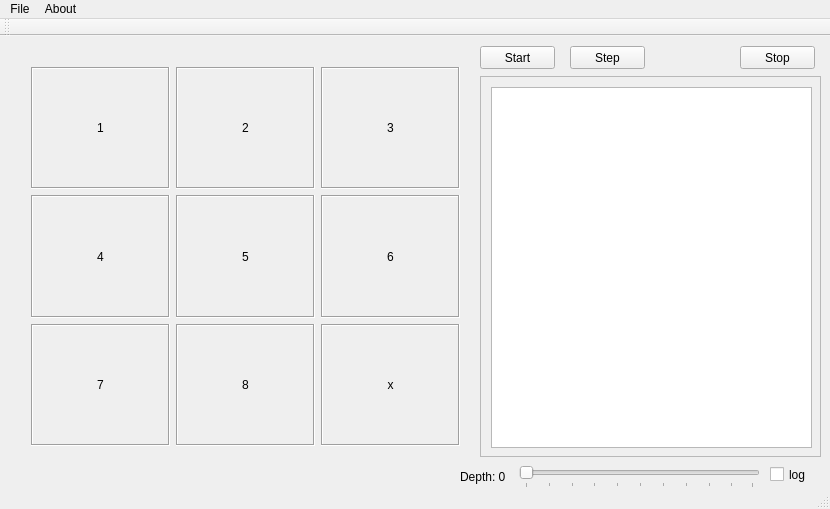
Before: the Qt Designer form mainwindow.ui in Tinsed/8_puzzle, drawn with Qt 5.
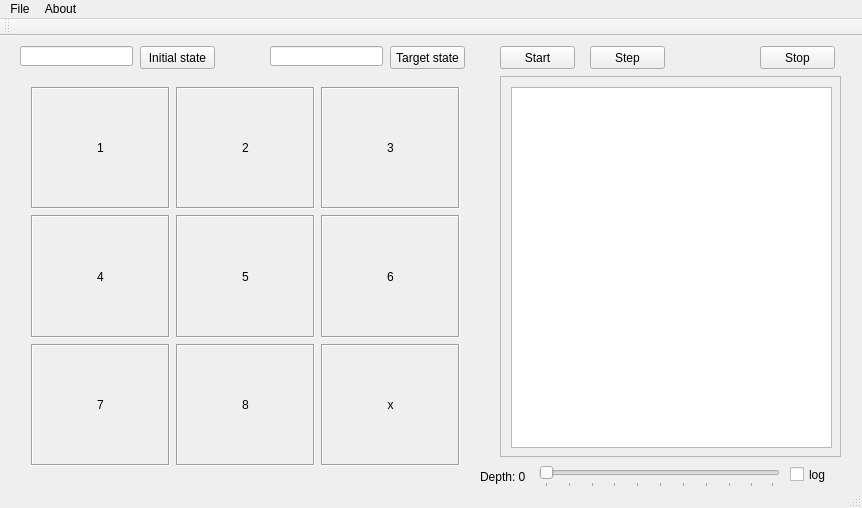
After: the same form once the commit is applied.

Commit message: Updete: QString to state transform function, used in GUI

Patch:
```diff
--- a/mainwindow.ui
+++ b/mainwindow.ui
@@ -6,8 +6,8 @@
    <rect>
     <x>0</x>
     <y>0</y>
-    <width>830</width>
-    <height>509</height>
+    <width>862</width>
+    <height>508</height>
    </rect>
   </property>
   <property name="sizePolicy">
@@ -23,7 +23,7 @@
    <widget class="QScrollArea" name="scrollArea">
     <property name="geometry">
      <rect>
-      <x>480</x>
+      <x>500</x>
       <y>40</y>
       <width>341</width>
       <height>381</height>
@@ -56,7 +56,7 @@
    <widget class="QPushButton" name="pushButton">
     <property name="geometry">
      <rect>
-      <x>480</x>
+      <x>500</x>
       <y>10</y>
       <width>75</width>
       <height>23</height>
@@ -69,7 +69,7 @@
    <widget class="QPushButton" name="pushButton_2">
     <property name="geometry">
      <rect>
-      <x>570</x>
+      <x>590</x>
       <y>10</y>
       <width>75</width>
       <height>23</height>
@@ -82,7 +82,7 @@
    <widget class="QPushButton" name="pushButton_3">
     <property name="geometry">
      <rect>
-      <x>740</x>
+      <x>760</x>
       <y>10</y>
       <width>75</width>
       <height>23</height>
@@ -96,7 +96,7 @@
     <property name="geometry">
      <rect>
       <x>20</x>
-      <y>20</y>
+      <y>40</y>
       <width>451</width>
       <height>401</height>
      </rect>
@@ -251,7 +251,7 @@
    <widget class="QCheckBox" name="checkBox">
     <property name="geometry">
      <rect>
-      <x>770</x>
+      <x>790</x>
       <y>430</y>
       <width>70</width>
       <height>17</height>
@@ -264,7 +264,7 @@
    <widget class="QLabel" name="label_10">
     <property name="geometry">
      <rect>
-      <x>460</x>
+      <x>480</x>
       <y>430</y>
       <width>61</width>
       <height>21</height>
@@ -277,7 +277,7 @@
    <widget class="QSlider" name="horizontalSlider">
     <property name="geometry">
      <rect>
-      <x>519</x>
+      <x>539</x>
       <y>430</y>
       <width>241</width>
       <height>22</height>
@@ -290,13 +290,62 @@
      <enum>QSlider::TicksBelow</enum>
     </property>
    </widget>
+   <widget class="QLineEdit" name="lineEdit">
+    <property name="geometry">
+     <rect>
+      <x>20</x>
+      <y>10</y>
+      <width>113</width>
+      <height>20</height>
+     </rect>
+    </property>
+   </widget>
+   <widget class="QPushButton" name="pushButton_4">
+    <property name="geometry">
+     <rect>
+      <x>140</x>
+      <y>10</y>
+      <width>75</width>
+      <height>23</height>
+     </rect>
+    </property>
+    <property name="text">
+     <string>Initial state</string>
+    </property>
+   </widget>
+   <widget class="QPushButton" name="pushButton_5">
+    <property name="geometry">
+     <rect>
+      <x>390</x>
+      <y>10</y>
+      <width>75</width>
+      <height>23</height>
+     </rect>
+    </property>
+    <property name="text">
+     <string>Target state</string>
+    </property>
+   </widget>
+   <widget class="QLineEdit" name="lineEdit_2">
+    <property name="geometry">
+     <rect>
+      <x>270</x>
+      <y>10</y>
+      <width>113</width>
+      <height>20</height>
+     </rect>
+    </property>
+    <property name="text">
+     <string/>
+    </property>
+   </widget>
   </widget>
   <widget class="QMenuBar" name="menuBar">
    <property name="geometry">
     <rect>
      <x>0</x>
      <y>0</y>
-     <width>830</width>
+     <width>862</width>
      <height>21</height>
     </rect>
    </property>
```
The commit also changes 4 other files.
